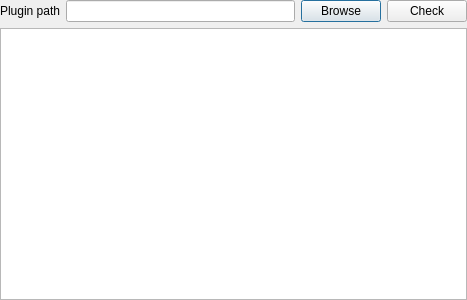
This is checker/src/xflowpluginchecker.ui in x-tools-author/x-flow as Qt 5 draws it before an edit. The edited form follows.
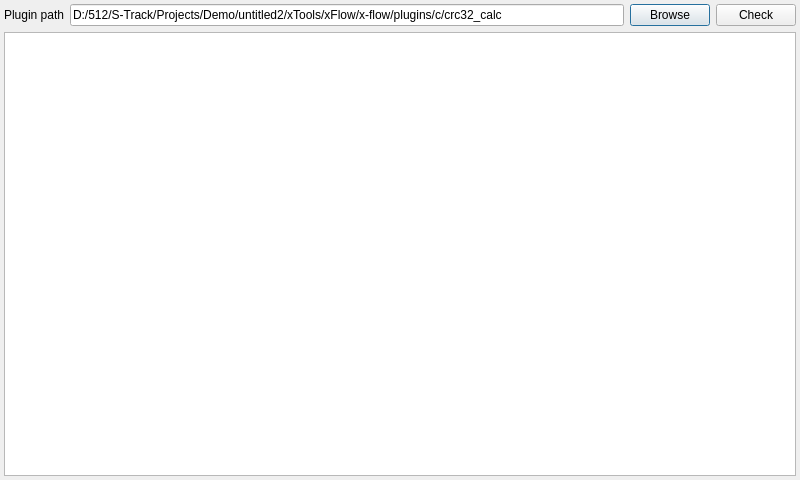
This is the edited form.

Patch:
```diff
--- a/checker/src/xflowpluginchecker.ui
+++ b/checker/src/xflowpluginchecker.ui
@@ -6,25 +6,31 @@
    <rect>
     <x>0</x>
     <y>0</y>
-    <width>467</width>
-    <height>300</height>
+    <width>800</width>
+    <height>480</height>
    </rect>
   </property>
+  <property name="minimumSize">
+   <size>
+    <width>800</width>
+    <height>480</height>
+   </size>
+  </property>
   <property name="windowTitle">
    <string>xFlow Plugin Checker</string>
   </property>
   <layout class="QGridLayout" name="gridLayout">
    <property name="leftMargin">
-    <number>0</number>
+    <number>4</number>
    </property>
    <property name="topMargin">
-    <number>0</number>
+    <number>4</number>
    </property>
    <property name="rightMargin">
-    <number>0</number>
+    <number>4</number>
    </property>
    <property name="bottomMargin">
-    <number>0</number>
+    <number>4</number>
    </property>
    <item row="0" column="0">
     <widget class="QLabel" name="label">
@@ -34,7 +40,11 @@
     </widget>
    </item>
    <item row="0" column="1">
-    <widget class="QLineEdit" name="lineEdit"/>
+    <widget class="QLineEdit" name="lineEdit">
+     <property name="text">
+      <string>D:/512/S-Track/Projects/Demo/untitled2/xTools/xFlow/x-flow/plugins/c/crc32_calc</string>
+     </property>
+    </widget>
    </item>
    <item row="0" column="2">
     <widget class="QPushButton" name="pushButtonBrowse">
```
